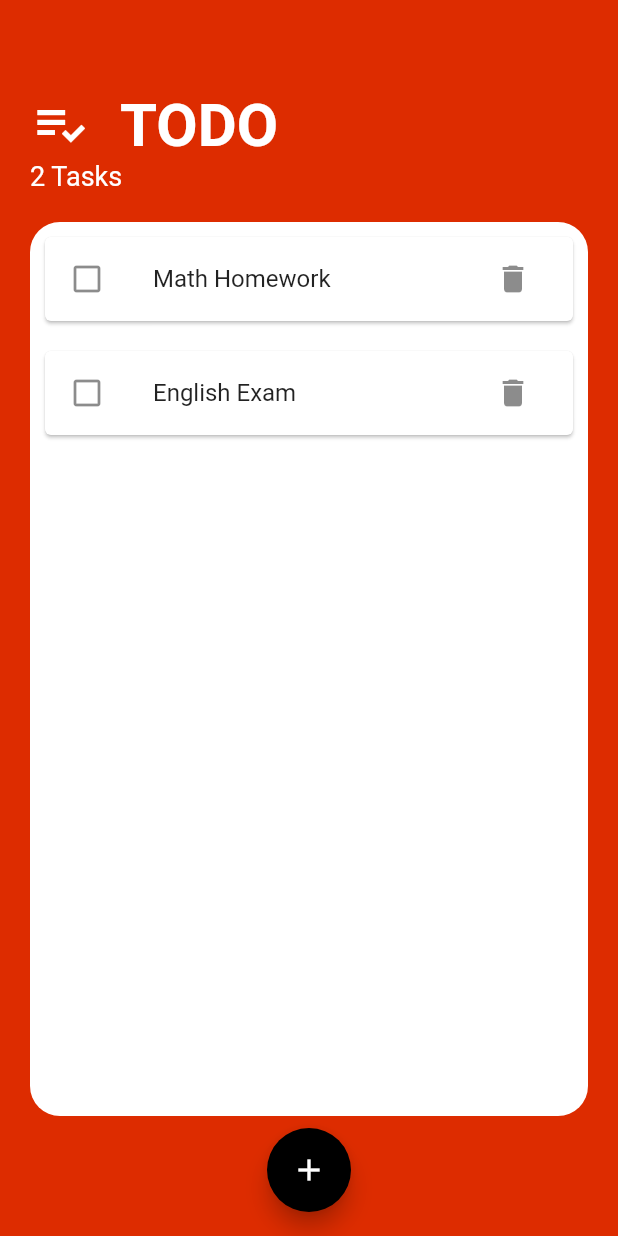
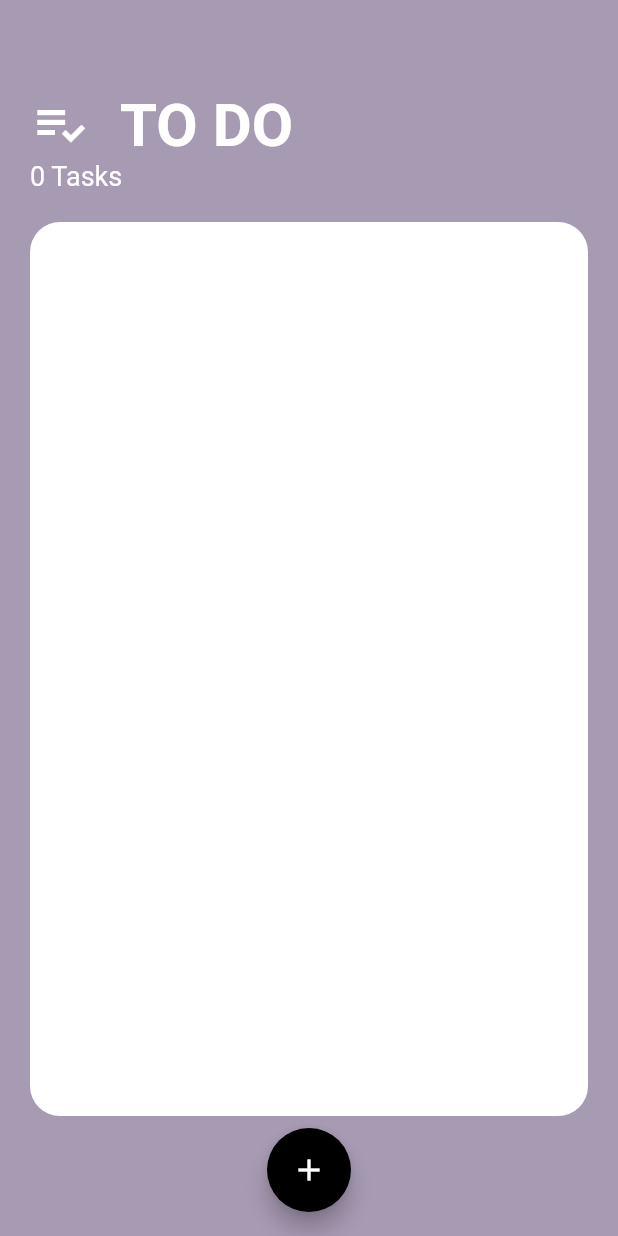
Before and after one commit to ri40/Todo-flutter, a Flutter app: the screen it shows after launch, on a phone screen of 412 x 824 dp. Run offline on Flutter 3.47's test engine with Material 2 defaults, Android fonts, the phone set to English and light mode, and no system bars; our stand-ins replace get.

Commit message:
fix checkBox in getx

```diff
--- a/lib/Controller/task_data.dart
+++ b/lib/Controller/task_data.dart
@@ -2,17 +2,19 @@ import 'package:flutter/material.dart';
 import 'package:todo/Model/task.dart';
 import 'package:get/get.dart';
 
-class TaskData extends ChangeNotifier {
-  var tasks = [
-    'Math Homework',
-    'English Exam',
-  ].obs;
+class TaskData extends GetxController {
+  var tasks = [].obs;
+  var isChecked = [].obs;
+
+  // var taskList = [[]];
 
   void additem(String titel) {
     tasks.add(titel);
+    isChecked.add(false);
   }
 
   void deletitem(index) {
     tasks.removeAt(index);
+    isChecked.removeAt(index);
   }
 }
--- a/lib/View/tasks_screen.dart
+++ b/lib/View/tasks_screen.dart
@@ -25,7 +25,7 @@ class TasksScreen extends StatelessWidget {
         backgroundColor: Colors.black,
         child: Icon(Icons.add),
       ),
-      backgroundColor: Colors.deepOrangeAccent[700],
+      backgroundColor: Color.fromARGB(255, 167, 154, 179),
       body: Container(
         padding: const EdgeInsets.only(
           top: 60,
@@ -47,7 +47,7 @@ class TasksScreen extends StatelessWidget {
                   width: 20,
                 ),
                 Text(
-                  'TODO',
+                  'TO DO',
                   style: TextStyle(
                     color: Colors.white,
                     fontSize: 40,
@@ -83,7 +83,14 @@ class TasksScreen extends StatelessWidget {
                             margin: EdgeInsets.all(10),
                             child: ListTile(
                               title: Text('${todoCController.tasks[index]}'),
-                              leading: Icon(Icons.check_box_outline_blank),
+                              leading: Checkbox(
+                                value: todoCController.isChecked[index],
+                                onChanged: (value) {
+                                  todoCController.isChecked[index] = value!;
+                                  todoCController.tasks[index] =
+                                      todoCController.tasks[index];
+                                },
+                              ),
                               trailing: IconButton(
                                 onPressed: () {
                                   todoCController.deletitem(index);
--- a/pubspec.yaml
+++ b/pubspec.yaml
@@ -36,9 +36,8 @@ dependencies:
   # The following adds the Cupertino Icons font to your application.
   # Use with the CupertinoIcons class for iOS style icons.
   cupertino_icons: ^1.0.2
+  # provider: ^6.0
   get: ^4.6.5
-  firebase_core: ^2.1.1
-  provider: ^6.0.4
 
 dev_dependencies:
   flutter_test:
```
Also changed, not shown: pubspec.lock.
